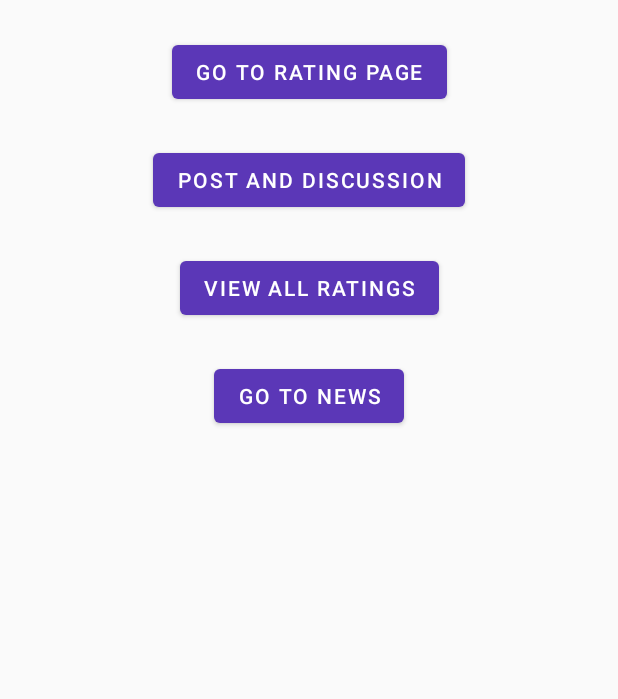
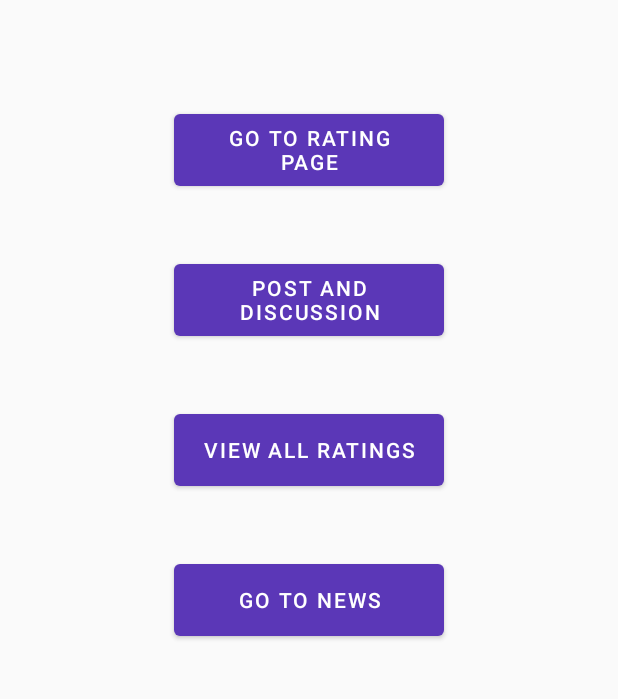
Before and after one commit to JosephTanKaiJun/Pet-Hub, an Android app: the community screen opened directly, with no data from a screen before it, on a phone screen of 412 x 824 dp, the part 77-776 px from its top. Run offline under Robolectric (Android 15) with nearby library versions, the phone set to English and light mode, and no system bars; 1 statement that could not run was skipped.

Commit message:
commit layout of community

```diff
--- a/app/src/main/res/layout/activity_community.xml
+++ b/app/src/main/res/layout/activity_community.xml
@@ -22,42 +22,42 @@
 
     <Button
         android:id="@+id/btnGoToRating"
-        android:layout_width="wrap_content"
-        android:layout_height="wrap_content"
+        android:layout_width="180dp"
+        android:layout_height="60dp"
         android:text="Go to Rating Page"
-        android:layout_marginTop="24dp"
+        android:layout_marginTop="70dp"
         app:layout_constraintTop_toBottomOf="@id/txtCommunityWelcome"
         app:layout_constraintStart_toStartOf="parent"
         app:layout_constraintEnd_toEndOf="parent"/>
 
     <Button
         android:id="@+id/btnViewRatings"
-        android:layout_width="wrap_content"
-        android:layout_height="wrap_content"
+        android:layout_width="180dp"
+        android:layout_height="60dp"
         android:text="View All Ratings"
-        android:layout_marginTop="24dp"
+        android:layout_marginTop="40dp"
         app:layout_constraintTop_toBottomOf="@id/btnGoToPod"
         app:layout_constraintStart_toStartOf="parent"
         app:layout_constraintEnd_toEndOf="parent"/>
 
     <Button
         android:id="@+id/btnGoToPod"
-        android:layout_width="wrap_content"
-        android:layout_height="wrap_content"
+        android:layout_width="180dp"
+        android:layout_height="60dp"
         android:text="Post and Discussion"
-        android:layout_marginTop="24dp"
+        android:layout_marginTop="40dp"
         app:layout_constraintTop_toBottomOf="@id/btnGoToRating"
         app:layout_constraintStart_toStartOf="parent"
         app:layout_constraintEnd_toEndOf="parent"/>
 
     <Button
         android:id="@+id/btnGoToNews"
-        android:layout_width="wrap_content"
-        android:layout_height="wrap_content"
+        android:layout_width="180dp"
+        android:layout_height="60dp"
+        android:layout_marginTop="40dp"
         android:text="Go to News"
-        android:layout_marginTop="24dp"
-        app:layout_constraintTop_toBottomOf="@id/btnViewRatings"
+        app:layout_constraintEnd_toEndOf="parent"
         app:layout_constraintStart_toStartOf="parent"
-        app:layout_constraintEnd_toEndOf="parent"/>
+        app:layout_constraintTop_toBottomOf="@id/btnViewRatings" />
 
 </androidx.constraintlayout.widget.ConstraintLayout>
```
